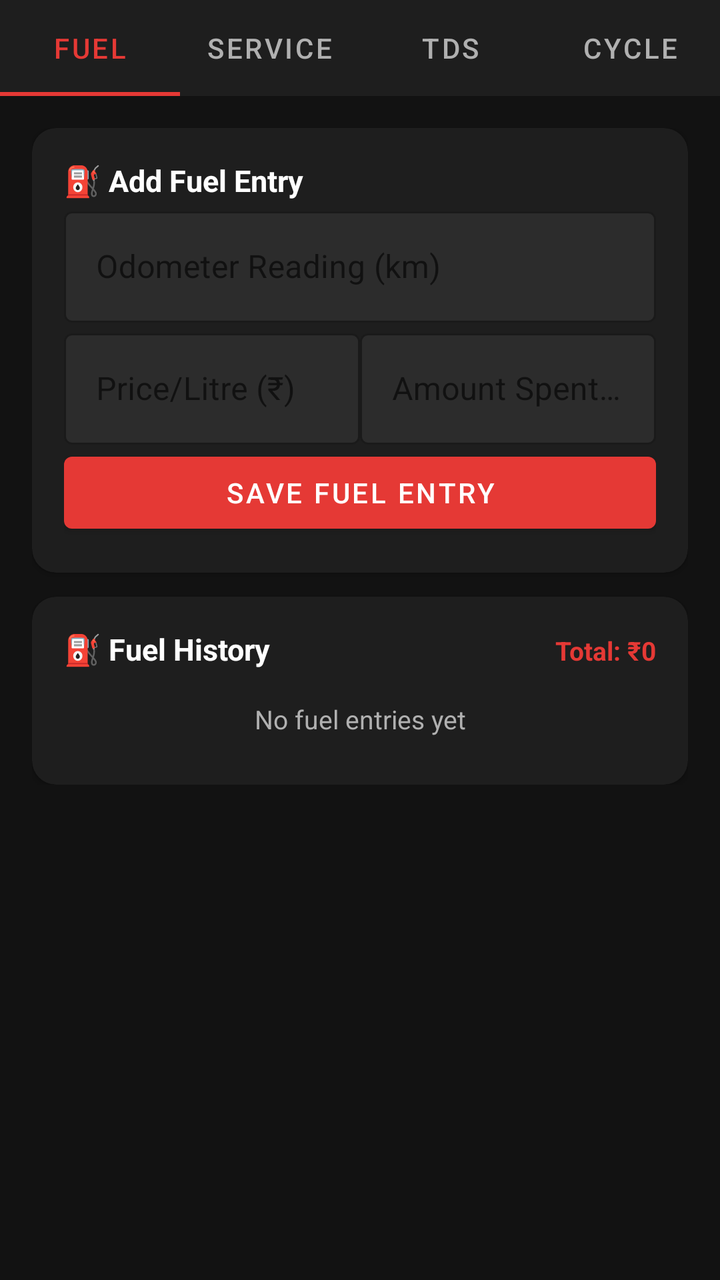
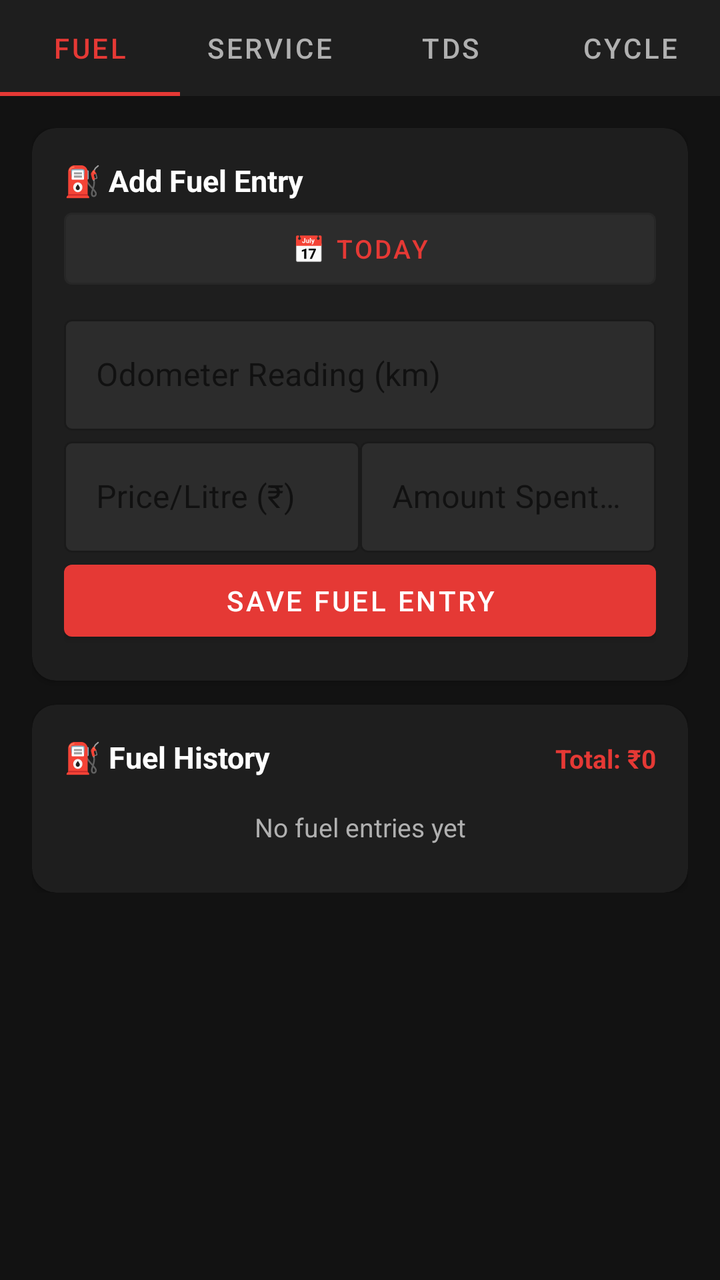

The first picture is an Android layout as it rendered before a commit; the second is the same layout after the commit. The layout source and the unified diff follow.
<!-- AndroidManifest.xml: application theme Theme.DeliveryTracker -->
<!-- res/layout/fragment_expenses.xml -->
<?xml version="1.0" encoding="utf-8"?>
<LinearLayout
    xmlns:android="http://schemas.android.com/apk/res/android"
    xmlns:app="http://schemas.android.com/apk/res-auto"
    android:layout_width="match_parent"
    android:layout_height="match_parent"
    android:orientation="vertical"
    android:background="@color/background">

    <com.google.android.material.tabs.TabLayout
        android:id="@+id/tab_expense_mode"
        android:layout_width="match_parent"
        android:layout_height="48dp"
        android:background="@color/surface"
        app:tabTextColor="@color/text_secondary"
        app:tabSelectedTextColor="@color/primary"
        app:tabIndicatorColor="@color/primary">
        <com.google.android.material.tabs.TabItem android:text="Fuel"
            android:layout_width="wrap_content" android:layout_height="wrap_content"/>
        <com.google.android.material.tabs.TabItem android:text="Service"
            android:layout_width="wrap_content" android:layout_height="wrap_content"/>
        <com.google.android.material.tabs.TabItem android:text="TDS"
            android:layout_width="wrap_content" android:layout_height="wrap_content"/>
        <com.google.android.material.tabs.TabItem android:text="Cycle"
            android:layout_width="wrap_content" android:layout_height="wrap_content"/>
    </com.google.android.material.tabs.TabLayout>

    <androidx.core.widget.NestedScrollView
        android:layout_width="match_parent"
        android:layout_height="match_parent"
        android:padding="16dp">

        <LinearLayout
            android:layout_width="match_parent"
            android:layout_height="wrap_content"
            android:orientation="vertical"
            >

            
            <LinearLayout android:id="@+id/section_fuel"
                android:layout_width="match_parent" android:layout_height="wrap_content"
                android:orientation="vertical" >

                <androidx.cardview.widget.CardView android:layout_width="match_parent"
                    android:layout_height="wrap_content" app:cardBackgroundColor="@color/surface"
                    app:cardCornerRadius="12dp">
                    <LinearLayout android:layout_width="match_parent"
                        android:layout_height="wrap_content" android:orientation="vertical"
                        android:padding="16dp" >

                        <TextView android:layout_width="wrap_content"
                            android:layout_height="wrap_content" android:text="⛽ Add Fuel Entry"
                            android:textColor="@color/text_primary" android:textSize="15sp"
                            android:textStyle="bold"/>

                        <com.google.android.material.textfield.TextInputLayout
                            android:id="@+id/til_fuel_odometer"
                            android:layout_width="match_parent" android:layout_height="wrap_content"
                            android:hint="Odometer Reading (km)"
                            style="@style/Widget.MaterialComponents.TextInputLayout.OutlinedBox"
                            app:boxBackgroundColor="@color/surface_variant"
                            app:boxStrokeColor="@color/primary">
                            <com.google.android.material.textfield.TextInputEditText
                                android:id="@+id/et_fuel_odometer"
                                android:layout_width="match_parent"
                                android:layout_height="wrap_content" android:inputType="numberDecimal"
                                android:textColor="@color/text_primary"/>
                        </com.google.android.material.textfield.TextInputLayout>

                        <LinearLayout android:layout_width="match_parent"
                            android:layout_height="wrap_content" android:orientation="horizontal"
                            >
                            <com.google.android.material.textfield.TextInputLayout
                                android:layout_width="0dp" android:layout_height="wrap_content"
                                android:layout_weight="1"
                                style="@style/Widget.MaterialComponents.TextInputLayout.OutlinedBox"
                                app:boxBackgroundColor="@color/surface_variant"
                                app:boxStrokeColor="@color/primary">
                                <com.google.android.material.textfield.TextInputEditText
                                    android:id="@+id/et_fuel_price" android:hint="Price/Litre (₹)" android:layout_width="match_parent"
                                    android:layout_height="wrap_content" android:inputType="numberDecimal"
                                    android:textColor="@color/text_primary"/>
                            </com.google.android.material.textfield.TextInputLayout>

                            <com.google.android.material.textfield.TextInputLayout
                                android:layout_width="0dp" android:layout_height="wrap_content"
                                android:layout_weight="1"
                                style="@style/Widget.MaterialComponents.TextInputLayout.OutlinedBox"
                                app:boxBackgroundColor="@color/surface_variant"
                                app:boxStrokeColor="@color/primary">
                                <com.google.android.material.textfield.TextInputEditText
                                    android:id="@+id/et_fuel_amount" android:hint="Amount Spent (₹)" android:layout_width="match_parent"
                                    android:layout_height="wrap_content" android:inputType="numberDecimal"
                                    android:textColor="@color/text_primary"/>
                            </com.google.android.material.textfield.TextInputLayout>
                        </LinearLayout>

                        <com.google.android.material.button.MaterialButton
                            android:id="@+id/btn_save_fuel" android:layout_width="match_parent"
                            android:layout_height="wrap_content" android:text="SAVE FUEL ENTRY"
                            app:backgroundTint="@color/primary"/>
                    </LinearLayout>
                </androidx.cardview.widget.CardView>

                
                <androidx.cardview.widget.CardView android:layout_width="match_parent"
                    android:layout_height="wrap_content" app:cardBackgroundColor="@color/surface"
                    app:cardCornerRadius="12dp" android:layout_marginTop="12dp">
                    <LinearLayout android:layout_width="match_parent"
                        android:layout_height="wrap_content" android:orientation="vertical"
                        android:padding="16dp">
                        <LinearLayout android:layout_width="match_parent"
                            android:layout_height="wrap_content" android:orientation="horizontal"
                            android:layout_marginBottom="8dp">
                            <TextView android:layout_width="0dp" android:layout_weight="1"
                                android:layout_height="wrap_content"
                                android:text="⛽ Fuel History"
                                android:textColor="@color/text_primary" android:textSize="15sp"
                                android:textStyle="bold"/>
                            <TextView android:id="@+id/tv_fuel_total"
                                android:layout_width="wrap_content" android:layout_height="wrap_content"
                                android:text="Total: ₹0" android:textColor="@color/primary"
                                android:textSize="13sp" android:textStyle="bold"/>
                        </LinearLayout>
                        <TextView android:id="@+id/tv_fuel_empty"
                            android:layout_width="match_parent" android:layout_height="wrap_content"
                            android:text="No fuel entries yet" android:textColor="@color/text_secondary"
                            android:textSize="13sp" android:gravity="center"
                            android:paddingTop="8dp" android:paddingBottom="8dp"/>
                        <LinearLayout android:id="@+id/ll_fuel_entries"
                            android:layout_width="match_parent" android:layout_height="wrap_content"
                            android:orientation="vertical"/>
                    </LinearLayout>
                </androidx.cardview.widget.CardView>
            </LinearLayout>

            
            <LinearLayout android:id="@+id/section_service"
                android:layout_width="match_parent" android:layout_height="wrap_content"
                android:orientation="vertical"  android:visibility="gone">

                <androidx.cardview.widget.CardView android:layout_width="match_parent"
                    android:layout_height="wrap_content" app:cardBackgroundColor="@color/surface"
                    app:cardCornerRadius="12dp">
                    <LinearLayout android:layout_width="match_parent"
                        android:layout_height="wrap_content" android:orientation="vertical"
                        android:padding="16dp" >

                        <TextView android:layout_width="wrap_content"
                            android:layout_height="wrap_content" android:text="🔧 Add Service Entry"
                            android:textColor="@color/text_primary" android:textSize="15sp"
                            android:textStyle="bold"/>

                        <com.google.android.material.textfield.TextInputLayout
                            android:id="@+id/til_service_odometer"
                            android:layout_width="match_parent" android:layout_height="wrap_content"
                            android:hint="Odometer Reading (km)"
                            style="@style/Widget.MaterialComponents.TextInputLayout.OutlinedBox"
                            app:boxBackgroundColor="@color/surface_variant"
                            app:boxStrokeColor="@color/primary">
                            <com.google.android.material.textfield.TextInputEditText
                                android:id="@+id/et_service_odometer"
                                android:layout_width="match_parent"
                                android:layout_height="wrap_content" android:inputType="numberDecimal"
                                android:textColor="@color/text_primary"/>
                        </com.google.android.material.textfield.TextInputLayout>

                        <com.google.android.material.textfield.TextInputLayout
                            android:layout_width="match_parent" android:layout_height="wrap_content"
                            style="@style/Widget.MaterialComponents.TextInputLayout.OutlinedBox"
                            app:boxBackgroundColor="@color/surface_variant"
                            app:boxStrokeColor="@color/primary">
                            <com.google.android.material.textfield.TextInputEditText
                                android:id="@+id/et_service_amount" android:hint="Amount Spent (₹)" android:layout_width="match_parent"
                                android:layout_height="wrap_content" android:inputType="numberDecimal"
                                android:textColor="@color/text_primary"/>
                        </com.google.android.material.textfield.TextInputLayout>

                        <com.google.android.material.textfield.TextInputLayout
                            android:layout_width="match_parent" android:layout_height="wrap_content"
                            style="@style/Widget.MaterialComponents.TextInputLayout.OutlinedBox"
                            app:boxBackgroundColor="@color/surface_variant"
                            app:boxStrokeColor="@color/primary">
                            <com.google.android.material.textfield.TextInputEditText
                                android:id="@+id/et_service_details" android:hint="Details (e.g. Oil change)" android:layout_width="match_parent"
                                android:layout_height="wrap_content" android:inputType="textCapSentences"
                                android:textColor="@color/text_primary"/>
                        </com.google.android.material.textfield.TextInputLayout>

                        <com.google.android.material.button.MaterialButton
                            android:id="@+id/btn_save_service" android:layout_width="match_parent"
                            android:layout_height="wrap_content" android:text="SAVE SERVICE ENTRY"
                            app:backgroundTint="@color/primary"/>
                    </LinearLayout>
                </androidx.cardview.widget.CardView>

                
                <androidx.cardview.widget.CardView android:layout_width="match_parent"
                    android:layout_height="wrap_content" app:cardBackgroundColor="@color/surface"
                    app:cardCornerRadius="12dp" android:layout_marginTop="12dp">
                    <LinearLayout android:layout_width="match_parent"
                        android:layout_height="wrap_content" android:orientation="vertical"
                        android:padding="16dp">
                        <LinearLayout android:layout_width="match_parent"
                            android:layout_height="wrap_content" android:orientation="horizontal"
                            android:layout_marginBottom="8dp">
                            <TextView android:layout_width="0dp" android:layout_weight="1"
                                android:layout_height="wrap_content"
                                android:text="🔧 Service History"
                                android:textColor="@color/text_primary" android:textSize="15sp"
                                android:textStyle="bold"/>
                            <TextView android:id="@+id/tv_service_total"
                                android:layout_width="wrap_content" android:layout_height="wrap_content"
                                android:text="Total: ₹0" android:textColor="@color/primary"
                                android:textSize="13sp" android:textStyle="bold"/>
                        </LinearLayout>
                        <TextView android:id="@+id/tv_service_empty"
                            android:layout_width="match_parent" android:layout_height="wrap_content"
                            android:text="No service entries yet" android:textColor="@color/text_secondary"
                            android:textSize="13sp" android:gravity="center"
                            android:paddingTop="8dp" android:paddingBottom="8dp"/>
                        <LinearLayout android:id="@+id/ll_service_entries"
                            android:layout_width="match_parent" android:layout_height="wrap_content"
                            android:orientation="vertical"/>
                    </LinearLayout>
                </androidx.cardview.widget.CardView>
            </LinearLayout>

            
            <LinearLayout android:id="@+id/section_tds"
                android:layout_width="match_parent" android:layout_height="wrap_content"
                android:orientation="vertical"  android:visibility="gone">

                <androidx.cardview.widget.CardView android:layout_width="match_parent"
                    android:layout_height="wrap_content" app:cardBackgroundColor="@color/surface"
                    app:cardCornerRadius="12dp">
                    <LinearLayout android:layout_width="match_parent"
                        android:layout_height="wrap_content" android:orientation="vertical"
                        android:padding="16dp" >

                        <TextView android:layout_width="wrap_content"
                            android:layout_height="wrap_content" android:text="🧾 Add TDS Entry"
                            android:textColor="@color/text_primary" android:textSize="15sp"
                            android:textStyle="bold"/>

                        <TextView
                            android:id="@+id/et_tds_week"
                            android:layout_width="match_parent"
                            android:layout_height="48dp"
                            android:gravity="center_vertical"
                            android:paddingStart="16dp"
                            android:paddingEnd="16dp"
                            android:text="Tap to select week ▾"
                            android:textColor="@color/text_secondary"
                            android:textSize="14sp"
                            android:background="@drawable/bg_outlined_box"
                            android:layout_marginTop="4dp"
                            android:layout_marginBottom="4dp"
                            android:clickable="true"
                            android:focusable="true"/>

                        <com.google.android.material.textfield.TextInputLayout
                            android:layout_width="match_parent" android:layout_height="wrap_content"
                            style="@style/Widget.MaterialComponents.TextInputLayout.OutlinedBox"
                            app:boxBackgroundColor="@color/surface_variant"
                            app:boxStrokeColor="@color/primary">
                            <com.google.android.material.textfield.TextInputEditText
                                android:id="@+id/et_tds_amount" android:hint="TDS Amount (₹)" android:layout_width="match_parent"
                                android:layout_height="wrap_content" android:inputType="numberDecimal"
                                android:textColor="@color/text_primary"/>
                        </com.google.android.material.textfield.TextInputLayout>

                        <com.google.android.material.button.MaterialButton
                            android:id="@+id/btn_save_tds" android:layout_width="match_parent"
                            android:layout_height="wrap_content" android:text="SAVE TDS"
                            app:backgroundTint="@color/primary"/>
                    </LinearLayout>
                </androidx.cardview.widget.CardView>
                <androidx.cardview.widget.CardView android:layout_width="match_parent"
                    android:layout_height="wrap_content" app:cardBackgroundColor="@color/surface"
                    app:cardCornerRadius="12dp">
                    <LinearLayout android:layout_width="match_parent"
                        android:layout_height="wrap_content" android:orientation="vertical"
                        android:padding="16dp">

                        <LinearLayout android:layout_width="match_parent"
                            android:layout_height="wrap_content"
                            android:orientation="horizontal"
                            android:layout_marginBottom="8dp">
                            <TextView android:layout_width="0dp" android:layout_weight="1"
                                android:layout_height="wrap_content"
                                android:text="📋 Saved TDS Entries"
                                android:textColor="@color/text_primary" android:textSize="15sp"
                                android:textStyle="bold"/>
                            <TextView android:id="@+id/tv_tds_total"
                                android:layout_width="wrap_content"
                                android:layout_height="wrap_content"
                                android:text="Total: ₹0"
                                android:textColor="@color/primary"
                                android:textSize="13sp"
                                android:textStyle="bold"/>
                        </LinearLayout>

                        <TextView android:id="@+id/tv_tds_empty"
                            android:layout_width="match_parent"
                            android:layout_height="wrap_content"
                            android:text="No TDS entries yet"
                            android:textColor="@color/text_secondary"
                            android:textSize="13sp"
                            android:gravity="center"
                            android:paddingTop="8dp"
                            android:paddingBottom="8dp"
                            android:visibility="visible"/>

                        <LinearLayout android:id="@+id/ll_tds_entries"
                            android:layout_width="match_parent"
                            android:layout_height="wrap_content"
                            android:orientation="vertical"/>

                    </LinearLayout>
                </androidx.cardview.widget.CardView>
            </LinearLayout>

            
            <LinearLayout android:id="@+id/section_cycle"
                android:layout_width="match_parent" android:layout_height="wrap_content"
                android:orientation="vertical"  android:visibility="gone">

                <androidx.cardview.widget.CardView android:layout_width="match_parent"
                    android:layout_height="wrap_content" app:cardBackgroundColor="@color/surface"
                    app:cardCornerRadius="12dp">
                    <LinearLayout android:layout_width="match_parent"
                        android:layout_height="wrap_content" android:orientation="vertical"
                        android:padding="16dp" >

                        <TextView android:layout_width="wrap_content"
                            android:layout_height="wrap_content" android:text="🔄 Current Service Cycle"
                            android:textColor="@color/text_primary" android:textSize="15sp"
                            android:textStyle="bold"/>

                        <TextView android:id="@+id/tv_cycle_progress"
                            android:layout_width="wrap_content" android:layout_height="wrap_content"
                            android:textColor="@color/text_secondary" android:textSize="13sp"/>

                        <ProgressBar android:id="@+id/pb_cycle"
                            android:layout_width="match_parent" android:layout_height="8dp"
                            style="@style/Widget.AppCompat.ProgressBar.Horizontal"
                            android:progressTint="@color/primary"
                            android:progressBackgroundTint="@color/surface_variant"
                            android:max="100"
                            android:visibility="gone"/>

                        <View android:layout_width="match_parent" android:layout_height="1dp"
                            android:background="@color/divider"/>

                        <LinearLayout android:layout_width="match_parent"
                            android:layout_height="wrap_content" android:orientation="horizontal">
                            <TextView android:layout_width="0dp" android:layout_height="wrap_content"
                                android:layout_weight="1" android:text="Earnings this cycle"
                                android:textColor="@color/text_secondary" android:textSize="14sp"/>
                            <TextView android:id="@+id/tv_cycle_earnings"
                                android:layout_width="wrap_content" android:layout_height="wrap_content"
                                android:textColor="@color/positive" android:textSize="14sp"
                                android:textStyle="bold"/>
                        </LinearLayout>

                        
                        <LinearLayout android:layout_width="match_parent"
                            android:layout_height="wrap_content" android:orientation="horizontal"
                            android:layout_marginTop="4dp">
                            <TextView android:layout_width="0dp" android:layout_height="wrap_content"
                                android:layout_weight="1.4" android:text=""
                                android:textColor="@color/text_secondary" android:textSize="12sp"/>
                            <TextView android:layout_width="0dp" android:layout_height="wrap_content"
                                android:layout_weight="1" android:text="Allocated"
                                android:textColor="@color/text_secondary" android:textSize="11sp"
                                android:gravity="end"/>
                            <TextView android:layout_width="0dp" android:layout_height="wrap_content"
                                android:layout_weight="1" android:text="Used"
                                android:textColor="@color/text_secondary" android:textSize="11sp"
                                android:gravity="end"/>
                            <TextView android:layout_width="0dp" android:layout_height="wrap_content"
                                android:layout_weight="1" android:text="Remaining"
                                android:textColor="@color/text_secondary" android:textSize="11sp"
                                android:gravity="end"/>
                        </LinearLayout>

                        
                        <LinearLayout android:layout_width="match_parent"
                            android:layout_height="wrap_content" android:orientation="horizontal"
                            android:layout_marginTop="6dp">
                            <TextView android:layout_width="0dp" android:layout_height="wrap_content"
                                android:layout_weight="1.4" android:text="⛽ Fuel"
                                android:textColor="@color/text_secondary" android:textSize="14sp"/>
                            <TextView android:id="@+id/tv_cycle_fuel_allocated"
                                android:layout_width="0dp" android:layout_height="wrap_content"
                                android:layout_weight="1" android:gravity="end"
                                android:textColor="@color/text_primary" android:textSize="13sp"/>
                            <TextView android:id="@+id/tv_cycle_fuel_used"
                                android:layout_width="0dp" android:layout_height="wrap_content"
                                android:layout_weight="1" android:gravity="end"
                                android:textColor="@color/negative" android:textSize="13sp"/>
                            <TextView android:id="@+id/tv_cycle_fuel_remaining"
                                android:layout_width="0dp" android:layout_height="wrap_content"
                                android:layout_weight="1" android:gravity="end"
                                android:textSize="13sp" android:textStyle="bold"/>
                        </LinearLayout>

                        
                        <LinearLayout android:layout_width="match_parent"
                            android:layout_height="wrap_content" android:orientation="horizontal"
                            android:layout_marginTop="6dp">
                            <TextView android:layout_width="0dp" android:layout_height="wrap_content"
                                android:layout_weight="1.4" android:text="🔧 Service"
                                android:textColor="@color/text_secondary" android:textSize="14sp"/>
                            <TextView android:id="@+id/tv_cycle_service_allocated"
                                android:layout_width="0dp" android:layout_height="wrap_content"
                                android:layout_weight="1" android:gravity="end"
                                android:textColor="@color/text_primary" android:textSize="13sp"/>
                            <TextView android:id="@+id/tv_cycle_service_used"
                                android:layout_width="0dp" android:layout_height="wrap_content"
                                android:layout_weight="1" android:gravity="end"
                                android:textColor="@color/negative" android:textSize="13sp"/>
                            <TextView android:id="@+id/tv_cycle_service_remaining"
                                android:layout_width="0dp" android:layout_height="wrap_content"
                                android:layout_weight="1" android:gravity="end"
                                android:textSize="13sp" android:textStyle="bold"/>
                        </LinearLayout>

                        <com.google.android.material.button.MaterialButton
                            android:id="@+id/btn_new_cycle" android:layout_width="match_parent"
                            android:layout_height="wrap_content" android:text="START NEW CYCLE"
                            app:backgroundTint="@color/surface_variant"
                            style="@style/Widget.MaterialComponents.Button.OutlinedButton"/>

                        <com.google.android.material.button.MaterialButton
                            android:id="@+id/btn_end_cycle" android:layout_width="match_parent"
                            android:layout_height="wrap_content" android:text="🏁 END THIS CYCLE"
                            android:layout_marginTop="8dp"
                            app:backgroundTint="@color/negative"
                            android:visibility="gone"/>
                    </LinearLayout>
                </androidx.cardview.widget.CardView>

                
                <androidx.cardview.widget.CardView android:layout_width="match_parent"
                    android:layout_height="wrap_content" app:cardBackgroundColor="@color/surface"
                    app:cardCornerRadius="12dp" android:layout_marginTop="12dp">
                    <LinearLayout android:layout_width="match_parent"
                        android:layout_height="wrap_content" android:orientation="vertical"
                        android:padding="16dp">

                        <TextView android:layout_width="wrap_content"
                            android:layout_height="wrap_content"
                            android:text="📋 All Cycles"
                            android:textColor="@color/text_primary" android:textSize="15sp"
                            android:textStyle="bold" android:layout_marginBottom="8dp"/>

                        <TextView android:id="@+id/tv_cycles_empty"
                            android:layout_width="match_parent"
                            android:layout_height="wrap_content"
                            android:text="No cycles yet"
                            android:textColor="@color/text_secondary"
                            android:textSize="13sp"
                            android:gravity="center"
                            android:paddingTop="8dp"
                            android:paddingBottom="8dp"
                            android:visibility="gone"/>

                        <LinearLayout android:id="@+id/ll_cycles_list"
                            android:layout_width="match_parent"
                            android:layout_height="wrap_content"
                            android:orientation="vertical"/>
                    </LinearLayout>
                </androidx.cardview.widget.CardView>
            </LinearLayout>

            <View android:layout_width="match_parent" android:layout_height="80dp"/>
        </LinearLayout>
    </androidx.core.widget.NestedScrollView>
</LinearLayout>
<!-- resources referenced by this layout -->
<resources>
  <color name="background">#121212</color>
  <color name="divider">#333333</color>
  <color name="negative">#F44336</color>
  <color name="positive">#4CAF50</color>
  <color name="primary">#E53935</color>
  <color name="surface">#1E1E1E</color>
  <color name="surface_variant">#2C2C2C</color>
  <color name="text_primary">#FFFFFF</color>
  <color name="text_secondary">#B0B0B0</color>
  <!-- drawable bg_outlined_box (drawable) -->
  <?xml version="1.0" encoding="utf-8"?>
  <shape xmlns:android="http://schemas.android.com/apk/res/android"
      android:shape="rectangle">
      <corners android:radius="4dp"/>
      <stroke android:width="1dp" android:color="@color/primary"/>
      <solid android:color="@color/surface_variant"/>
  </shape>
  <style name="Theme.DeliveryTracker" parent="Theme.MaterialComponents.DayNight.NoActionBar">
          <item name="colorPrimary">@color/primary</item>
          <item name="colorPrimaryDark">@color/primary_dark</item>
          <item name="colorAccent">@color/colorAccent</item>
          <item name="android:windowBackground">@color/background</item>
          <item name="android:statusBarColor">@color/primary_dark</item>
          <item name="textInputStyle">@style/Widget.MaterialComponents.TextInputLayout.OutlinedBox</item>
      </style>
  <color name="primary_dark">#B71C1C</color>
  <color name="colorAccent">#FF5722</color>
</resources>

<!-- the commit's change to res/layout/fragment_expenses.xml (unified diff, before → after) -->
@@ -53,6 +53,16 @@
                             android:textColor="@color/text_primary" android:textSize="15sp"
                             android:textStyle="bold"/>
 
+                        <com.google.android.material.button.MaterialButton
+                            android:id="@+id/btn_fuel_pick_date"
+                            android:layout_width="match_parent"
+                            android:layout_height="wrap_content"
+                            android:layout_marginBottom="6dp"
+                            android:text="📅 Today"
+                            android:textSize="13sp"
+                            style="@style/Widget.MaterialComponents.Button.OutlinedButton"
+                            app:backgroundTint="@color/surface_variant"/>
+
                         <com.google.android.material.textfield.TextInputLayout
                             android:id="@+id/til_fuel_odometer"
                             android:layout_width="match_parent" android:layout_height="wrap_content"
@@ -150,6 +160,16 @@
                             android:layout_height="wrap_content" android:text="🔧 Add Service Entry"
                             android:textColor="@color/text_primary" android:textSize="15sp"
                             android:textStyle="bold"/>
+
+                        <com.google.android.material.button.MaterialButton
+                            android:id="@+id/btn_service_pick_date"
+                            android:layout_width="match_parent"
+                            android:layout_height="wrap_content"
+                            android:layout_marginBottom="6dp"
+                            android:text="📅 Today"
+                            android:textSize="13sp"
+                            style="@style/Widget.MaterialComponents.Button.OutlinedButton"
+                            app:backgroundTint="@color/surface_variant"/>
 
                         <com.google.android.material.textfield.TextInputLayout
                             android:id="@+id/til_service_odometer"
